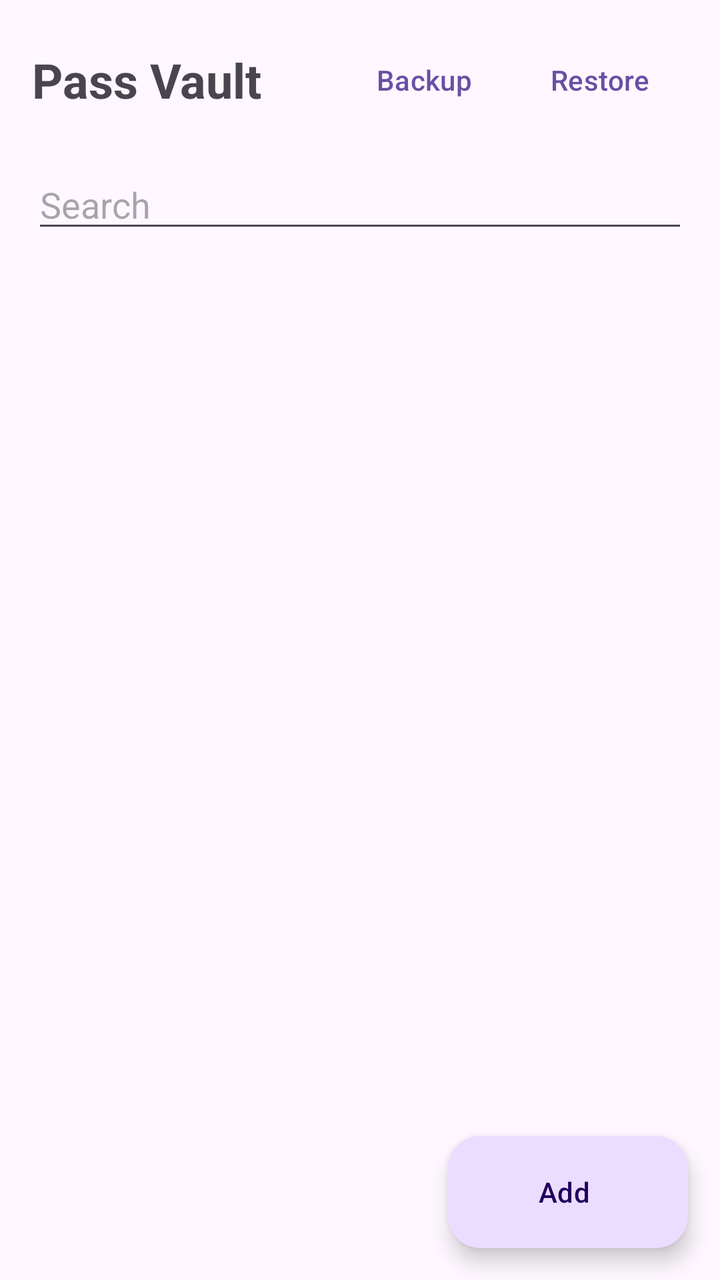
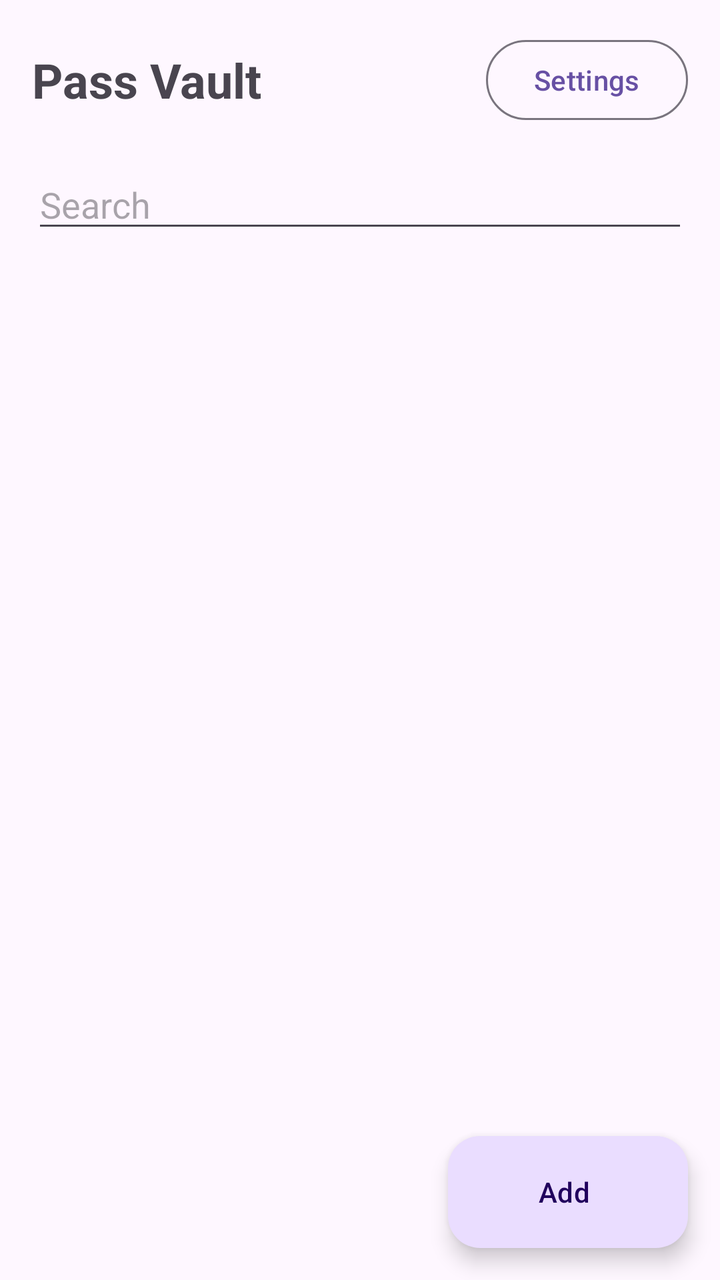

Before-and-after screenshots of an Android layout around one commit, followed by the original layout XML and the change that was made.
<!-- AndroidManifest.xml: application theme Theme.MyApplication -->
<!-- res/layout/activity_main.xml -->
<?xml version="1.0" encoding="utf-8"?>
<androidx.coordinatorlayout.widget.CoordinatorLayout xmlns:android="http://schemas.android.com/apk/res/android"
    android:layout_width="match_parent"
    android:layout_height="match_parent"
    android:fitsSystemWindows="true">

    <LinearLayout
        android:layout_width="match_parent"
        android:layout_height="match_parent"
        android:orientation="vertical">

        <LinearLayout
            android:layout_width="match_parent"
            android:layout_height="wrap_content"
            android:layout_margin="16dp"
            android:gravity="center_vertical"
            android:orientation="horizontal">

            <TextView
                android:layout_width="0dp"
                android:layout_height="wrap_content"
                android:layout_weight="1"
                android:text="Pass Vault"
                android:textSize="24sp"
                android:textStyle="bold" />

            <Button
                android:id="@+id/btnBackup"
                style="?attr/borderlessButtonStyle"
                android:layout_width="wrap_content"
                android:layout_height="wrap_content"
                android:text="Backup" />

            <Button
                android:id="@+id/btnRestore"
                style="?attr/borderlessButtonStyle"
                android:layout_width="wrap_content"
                android:layout_height="wrap_content"
                android:text="Restore" />
        </LinearLayout>

        <EditText
            android:id="@+id/etSearch"
            android:layout_width="match_parent"
            android:layout_height="wrap_content"
            android:layout_marginStart="16dp"
            android:layout_marginEnd="16dp"
            android:hint="Search"
            android:inputType="text"
            android:maxLines="1" />

        <FrameLayout
            android:layout_width="match_parent"
            android:layout_height="0dp"
            android:layout_weight="1">

            <androidx.recyclerview.widget.RecyclerView
                android:id="@+id/rvEntries"
                android:layout_width="match_parent"
                android:layout_height="match_parent"
                android:clipToPadding="false"
                android:paddingBottom="96dp" />

            <TextView
                android:id="@+id/tvEmpty"
                android:layout_width="wrap_content"
                android:layout_height="wrap_content"
                android:layout_gravity="center"
                android:text="No passwords yet. Tap Add."
                android:visibility="gone" />
        </FrameLayout>
    </LinearLayout>

    <com.google.android.material.floatingactionbutton.ExtendedFloatingActionButton
        android:id="@+id/fabAdd"
        android:layout_width="wrap_content"
        android:layout_height="wrap_content"
        android:layout_gravity="bottom|end"
        android:layout_margin="16dp"
        android:text="Add" />
</androidx.coordinatorlayout.widget.CoordinatorLayout>
<!-- resources referenced by this layout -->
<resources>
  <style name="Theme.MyApplication" parent="Theme.Material3.DayNight.NoActionBar" />
</resources>

<!-- the commit's change to res/layout/activity_main.xml (unified diff, before → after) -->
@@ -25,18 +25,11 @@
                 android:textStyle="bold" />
 
             <Button
-                android:id="@+id/btnBackup"
-                style="?attr/borderlessButtonStyle"
+                android:id="@+id/btnSettings"
+                style="?attr/materialButtonOutlinedStyle"
                 android:layout_width="wrap_content"
                 android:layout_height="wrap_content"
-                android:text="Backup" />
-
-            <Button
-                android:id="@+id/btnRestore"
-                style="?attr/borderlessButtonStyle"
-                android:layout_width="wrap_content"
-                android:layout_height="wrap_content"
-                android:text="Restore" />
+                android:text="Settings" />
         </LinearLayout>
 
         <EditText
